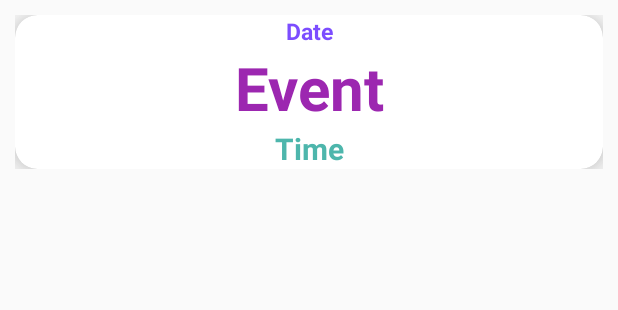
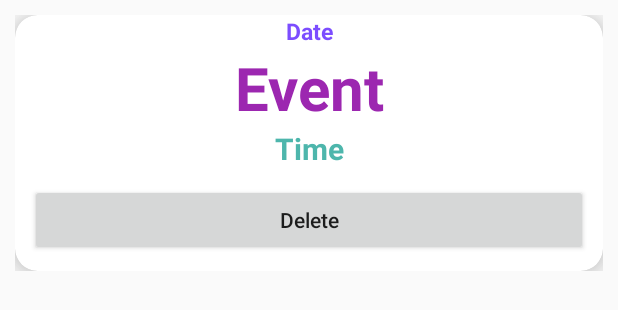
Before and after one commit to ferals26/Travel_Time, an Android app: the layout show_events_rowlayout.xml on its own in the app's theme, with its tools: preview values and no code run, on a phone screen of 412 x 824 dp. Shown: the top 310 px of the screen. Run offline under Robolectric (Android 15) with nearby library versions, the phone set to English and light mode, and no system bars.

```diff
--- a/app/src/main/java/com/example/traveltime/DBOpenHelper.java
+++ b/app/src/main/java/com/example/traveltime/DBOpenHelper.java
@@ -60,4 +60,10 @@ public class DBOpenHelper extends SQLiteOpenHelper {
 
         return database.query(DBStructure.EVENT_TABLE_NAME,Projections,Selection,SelectionArgs, null, null, null);
     }
+
+    public void deleteEvent(String event, String date, String time,SQLiteDatabase database){
+        String selection = DBStructure.EVENT+"=? and"+DBStructure.DATE+"=? and"+DBStructure.TIME+"=?";
+        String[] selectionArg = {event,date,time};
+        database.delete(DBStructure.EVENT_TABLE_NAME,selection,selectionArg);
+    }
 }
--- a/app/src/main/res/layout/show_events_rowlayout.xml
+++ b/app/src/main/res/layout/show_events_rowlayout.xml
@@ -42,6 +42,15 @@
               android:textStyle="bold"
               android:text="Time"
               android:textSize="20dp"/>
+          <Button
+              android:layout_width="match_parent"
+              android:layout_height="wrap_content"
+              android:id="@+id/delete"
+              android:text="Delete"
+              android:textAllCaps="false"
+              android:layout_margin="10dp"
+
+              />
       </LinearLayout>
   </androidx.cardview.widget.CardView>
 
```
Also changed, not shown: app/src/main/java/com/example/traveltime/CustomCalendarView.java (+8 -1 lines), app/src/main/java/com/example/traveltime/EventRecyclerAdapter.java (+22 -3 lines).
